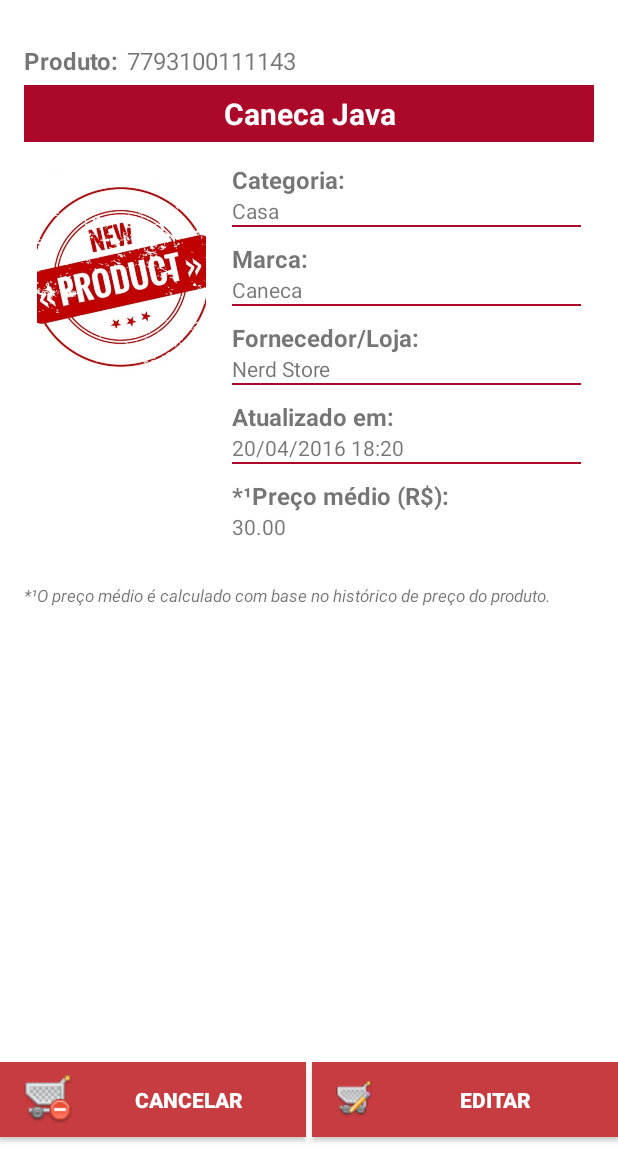
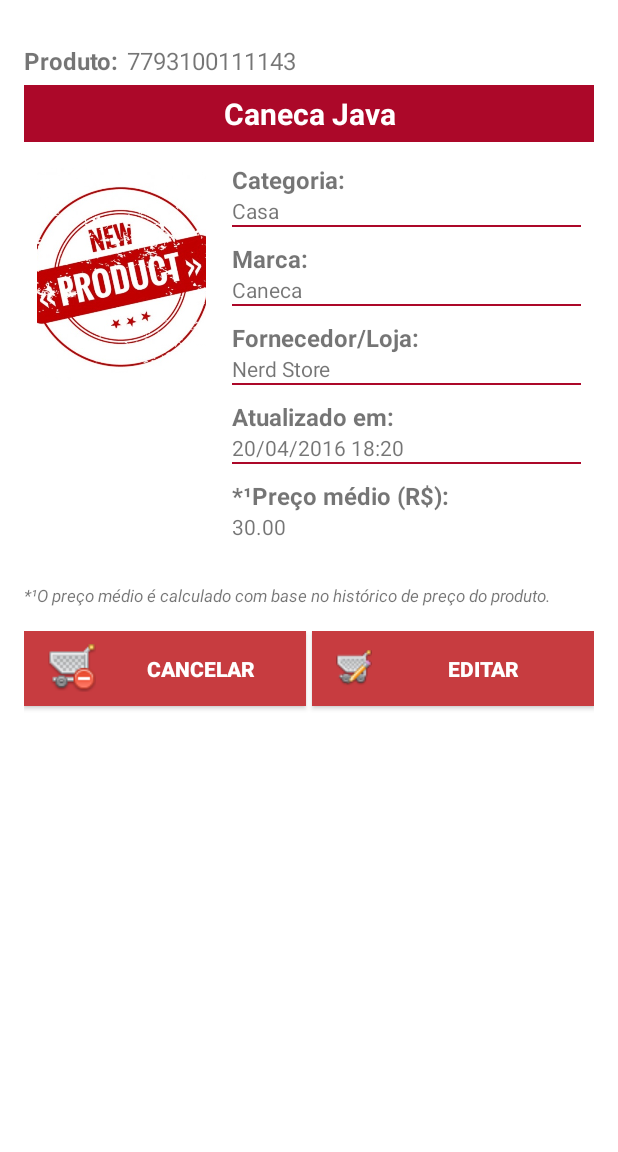
Before and after one commit to rafaelbscit/myoffers, an Android app: the ProductActivity screen opened directly, with no data from a screen before it, on a phone screen of 412 x 824 dp, the part 84-1236 px from its top. Run offline under Robolectric (Android 15) with nearby library versions, the phone set to English and light mode, and no system bars; 2 statements that could not run were skipped.

Commit message:
[rafaelbs] Fix layout

```diff
--- a/app/src/main/res/layout/activity_edit_product.xml
+++ b/app/src/main/res/layout/activity_edit_product.xml
@@ -217,8 +217,7 @@
             <RelativeLayout
                 android:layout_width="match_parent"
                 android:layout_height="wrap_content"
-                android:layout_marginTop="16dp"
-                android:layout_marginBottom="16dp">
+                android:layout_marginTop="16dp">
 
                 <LinearLayout
                     android:layout_width="match_parent"
--- a/app/src/main/res/layout/activity_product.xml
+++ b/app/src/main/res/layout/activity_product.xml
@@ -16,11 +16,11 @@
 
     <ScrollView
         android:layout_width="match_parent"
-        android:layout_height="wrap_content">
+        android:layout_height="match_parent">
 
         <LinearLayout
             android:layout_width="match_parent"
-            android:layout_height="wrap_content"
+            android:layout_height="match_parent"
             android:orientation="vertical"
             android:padding="16dp">
 
@@ -209,14 +209,10 @@
                 android:textSize="11sp"
                 android:textStyle="italic" />
 
-        </LinearLayout>
-
-    </ScrollView>
-
             <RelativeLayout
                 android:layout_width="match_parent"
                 android:layout_height="match_parent"
-        android:layout_marginBottom="4dp">
+                android:layout_marginTop="16dp">
 
                 <LinearLayout
                     android:layout_width="match_parent"
@@ -236,9 +232,9 @@
 
                     <Button
                         style="@style/ButtonAction"
-                android:onClick="editViewProduct"
                         android:layout_marginLeft="8dp"
                         android:drawableLeft="@drawable/btn_edit_product"
+                        android:onClick="editViewProduct"
                         android:text="@string/label_button_edit" />
 
                 </LinearLayout>
@@ -246,3 +242,7 @@
             </RelativeLayout>
 
         </LinearLayout>
+
+    </ScrollView>
+
+</LinearLayout>
```
Lines whose indentation alone changed are shown as unchanged.
